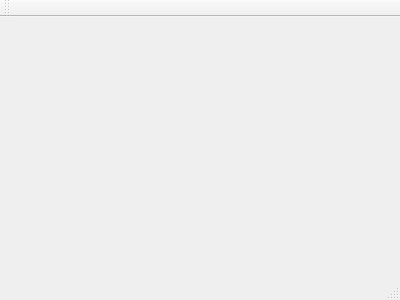
LuisServin/Qt_Interface, file Qt_APP/mainwindow.ui: the form before one commit.
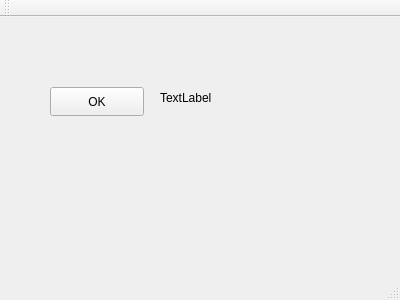
The form after the commit.

Patch:
```diff
--- a/Qt_APP/mainwindow.ui
+++ b/Qt_APP/mainwindow.ui
@@ -12,13 +12,55 @@
   <property name="windowTitle" >
    <string>MainWindow</string>
   </property>
-  <widget class="QMenuBar" name="menuBar" />
-  <widget class="QToolBar" name="mainToolBar" />
-  <widget class="QWidget" name="centralWidget" />
-  <widget class="QStatusBar" name="statusBar" />
+  <widget class="QWidget" name="centralWidget">
+   <widget class="QPushButton" name="pushButton">
+    <property name="geometry">
+     <rect>
+      <x>50</x>
+      <y>70</y>
+      <width>94</width>
+      <height>29</height>
+     </rect>
+    </property>
+    <property name="text">
+     <string>OK</string>
+    </property>
+   </widget>
+   <widget class="QLabel" name="label">
+    <property name="geometry">
+     <rect>
+      <x>160</x>
+      <y>70</y>
+      <width>91</width>
+      <height>21</height>
+     </rect>
+    </property>
+    <property name="text">
+     <string>TextLabel</string>
+    </property>
+   </widget>
+  </widget>
+  <widget class="QMenuBar" name="menuBar">
+   <property name="geometry">
+    <rect>
+     <x>0</x>
+     <y>0</y>
+     <width>400</width>
+     <height>29</height>
+    </rect>
+   </property>
+  </widget>
+  <widget class="QToolBar" name="mainToolBar">
+   <attribute name="toolBarArea">
+    <enum>TopToolBarArea</enum>
+   </attribute>
+   <attribute name="toolBarBreak">
+    <bool>false</bool>
+   </attribute>
+  </widget>
+  <widget class="QStatusBar" name="statusBar"/>
  </widget>
- <layoutDefault spacing="6" margin="11" />
- <pixmapfunction></pixmapfunction>
+ <layoutdefault spacing="6" margin="11"/>
  <resources/>
  <connections/>
 </ui>
```
Left out of the diff: 7 changed lines with no effect on the pictures.
